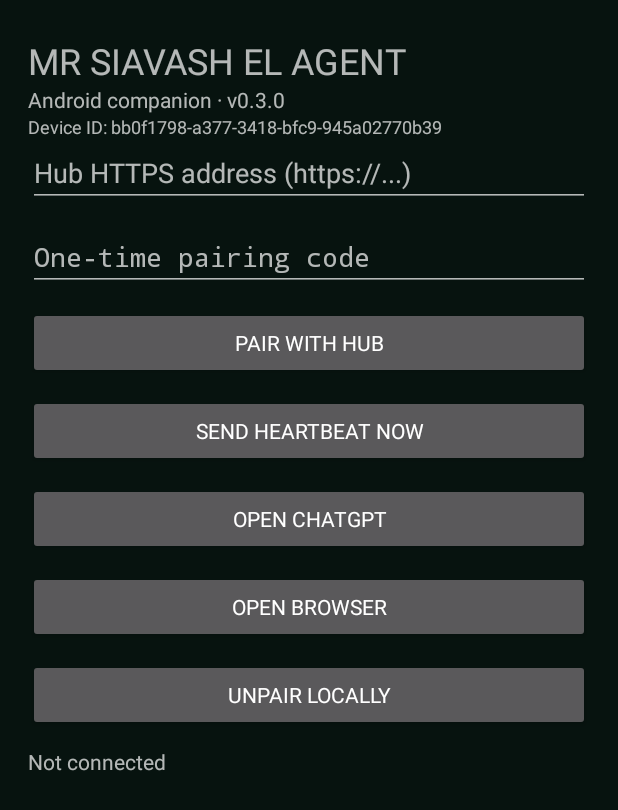
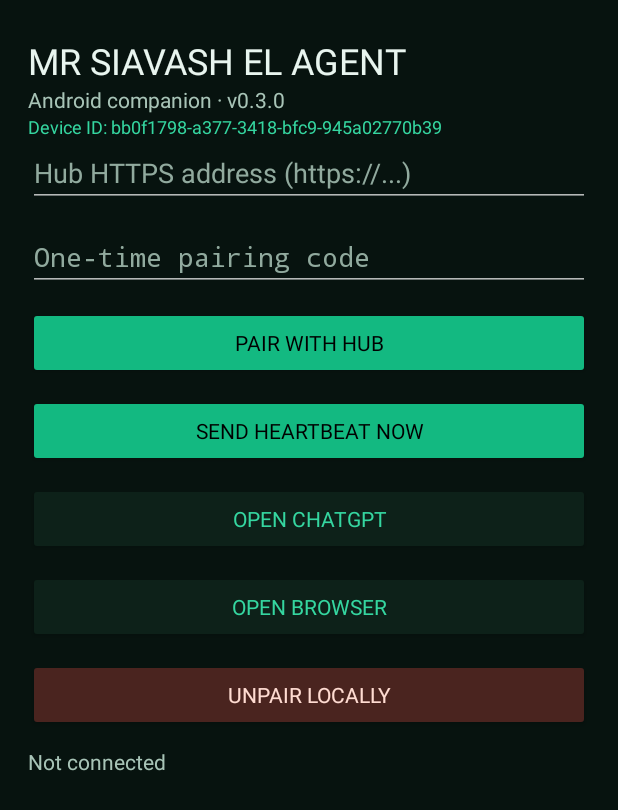
Before and after one commit to MRSIAVASSHIRBOT/MR_SIAVASH_EL_AGENT, an Android app: the screen it shows after launch (MainActivity), on a phone screen of 412 x 824 dp. Shown: the top 810 px of the screen. Run offline under Robolectric (Android 15) with nearby library versions, the phone set to English and light mode, and no system bars; 7 statements that could not run were skipped.

Commit message:
style(android): apply dark emerald control center styling

```diff
--- a/android/src/main/java/ir/mrsiavash/elagent/MainActivity.kt
+++ b/android/src/main/java/ir/mrsiavash/elagent/MainActivity.kt
@@ -1,6 +1,8 @@
 package ir.mrsiavash.elagent
 
 import android.app.Activity
+import android.content.res.ColorStateList
+import android.graphics.Color
 import android.content.Intent
 import android.net.Uri
 import android.os.Bundle
@@ -31,6 +33,7 @@ class MainActivity : Activity() {
         store = SecureStore(this)
         val root = LinearLayout(this).apply {
             orientation = LinearLayout.VERTICAL
+            setBackgroundColor(Color.rgb(7, 19, 15))
             setPadding(28, 36, 28, 28)
         }
         val scroll = ScrollView(this).apply { addView(root) }
@@ -39,22 +42,29 @@ class MainActivity : Activity() {
         root.addView(TextView(this).apply {
             text = "MR SIAVASH EL AGENT"
             textSize = 24f
+            setTextColor(Color.rgb(232, 245, 239))
         })
         root.addView(TextView(this).apply {
             text = "Android companion · v0.3.0"
             textSize = 14f
+            setTextColor(Color.rgb(168, 196, 183))
         })
         root.addView(TextView(this).apply {
             text = "Device ID: ${store.deviceId()}"
             textSize = 12f
+            setTextColor(Color.rgb(53, 214, 160))
             setTextIsSelectable(true)
         })
         hubUrl = EditText(this).apply {
             hint = "Hub HTTPS address (https://...)"
+            setTextColor(Color.WHITE)
+            setHintTextColor(Color.rgb(145, 170, 158))
             setSingleLine(true)
         }
         pairingCode = EditText(this).apply {
             hint = "One-time pairing code"
+            setTextColor(Color.WHITE)
+            setHintTextColor(Color.rgb(145, 170, 158))
             inputType = InputType.TYPE_CLASS_TEXT or InputType.TYPE_TEXT_VARIATION_PASSWORD
             setSingleLine(true)
         }
@@ -62,6 +72,8 @@ class MainActivity : Activity() {
         root.addView(pairingCode, fieldParams())
         root.addView(Button(this).apply {
             text = "Pair with Hub"
+            backgroundTintList = ColorStateList.valueOf(Color.rgb(19, 185, 129))
+            setTextColor(Color.BLACK)
             setOnClickListener {
                 val url = hubUrl.text.toString()
                 val code = pairingCode.text.toString()
@@ -75,6 +87,8 @@ class MainActivity : Activity() {
         }, buttonParams())
         root.addView(Button(this).apply {
             text = "Send heartbeat now"
+            backgroundTintList = ColorStateList.valueOf(Color.rgb(19, 185, 129))
+            setTextColor(Color.BLACK)
             setOnClickListener {
                 setBusy("Contacting Hub…")
                 executor.execute {
@@ -86,6 +100,8 @@ class MainActivity : Activity() {
         }, buttonParams())
         root.addView(Button(this).apply {
             text = "Open ChatGPT"
+            backgroundTintList = ColorStateList.valueOf(Color.rgb(13, 33, 25))
+            setTextColor(Color.rgb(53, 214, 160))
             setOnClickListener {
                 runCatching { launchAllowlisted("chatgpt") }
                     .onFailure { setStatus(it.message ?: "Could not open ChatGPT.") }
@@ -93,6 +109,8 @@ class MainActivity : Activity() {
         }, buttonParams())
         root.addView(Button(this).apply {
             text = "Open browser"
+            backgroundTintList = ColorStateList.valueOf(Color.rgb(13, 33, 25))
+            setTextColor(Color.rgb(53, 214, 160))
             setOnClickListener {
                 runCatching { launchAllowlisted("browser") }
                     .onFailure { setStatus(it.message ?: "Could not open browser.") }
@@ -100,13 +118,15 @@ class MainActivity : Activity() {
         }, buttonParams())
         root.addView(Button(this).apply {
             text = "Unpair locally"
+            backgroundTintList = ColorStateList.valueOf(Color.rgb(74, 36, 31))
+            setTextColor(Color.rgb(255, 220, 210))
             setOnClickListener {
                 store.clearCredentialsPreservingIdentity()
                 WorkManager.getInstance(this@MainActivity).cancelUniqueWork("el-agent-heartbeat")
                 setStatus("Local credentials cleared. Revoke the device in Hub to fully disconnect.")
             }
         }, buttonParams())
-        status = TextView(this).apply { text = "Not connected"; textSize = 14f }
+        status = TextView(this).apply { text = "Not connected"; textSize = 14f; setTextColor(Color.rgb(168, 196, 183)) }
         root.addView(status, fieldParams())
         if (HubClient(store).isPaired()) scheduleHeartbeat()
     }
```
